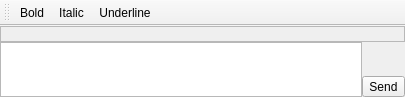
First picture: the form in Quazaa/UI/widgetchatinput.ui, repository c3c/quazaa, before the edit.
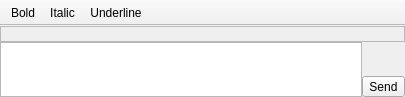
Second picture: the form after the edit. Icons and pictures are not drawn. Custom widgets are drawn as their Qt base class.

Commit message: Made chat input toolbar unmovable.

```diff
--- a/Quazaa/UI/widgetchatinput.ui
+++ b/Quazaa/UI/widgetchatinput.ui
@@ -181,6 +181,9 @@
    <property name="windowTitle">
     <string>toolBar</string>
    </property>
+   <property name="movable">
+    <bool>false</bool>
+   </property>
    <property name="allowedAreas">
     <set>Qt::BottomToolBarArea|Qt::TopToolBarArea</set>
    </property>
```
Left out of the diff: 4 changed lines with no effect on the pictures.
